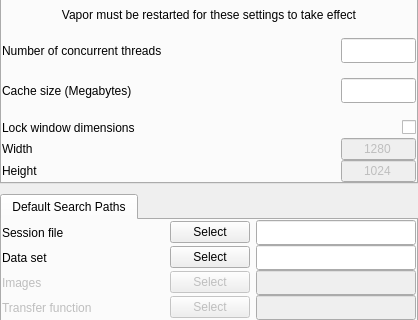
This is apps/vaporgui/SettingsGUI.ui in StasJ/vapor-formatted as Qt 5 draws it before an edit; both pictures show x 0 to 418 and y 266 to 586 of the 418 by 808 pixel window. The edited form follows.
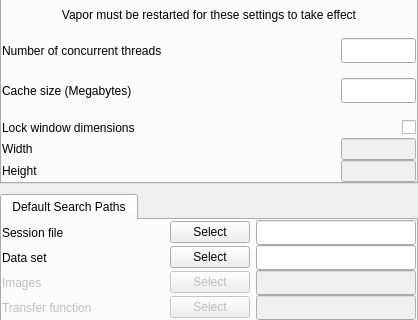
This is the edited form.

The edit to the form file:
```diff
--- a/apps/vaporgui/SettingsGUI.ui
+++ b/apps/vaporgui/SettingsGUI.ui
@@ -673,9 +673,6 @@
 &lt;/style&gt;&lt;/head&gt;&lt;body style=&quot; font-family:'MS Shell Dlg 2'; font-size:8.25pt; font-weight:400; font-style:normal;&quot;&gt;
 &lt;p style=&quot; margin-top:0px; margin-bottom:0px; margin-left:0px; margin-right:0px; -qt-block-indent:0; text-indent:0px;&quot;&gt;&lt;span style=&quot; font-size:8pt;&quot;&gt;This setting only takes place after the preferences are saved to disk and vaporgui is restarted.  When the checkbox is checked, the specified window width and height will be used the next time vaporgui is launched.&lt;/span&gt;&lt;/p&gt;&lt;/body&gt;&lt;/html&gt;</string>
              </property>
-             <property name="text">
-              <string>1280</string>
-             </property>
              <property name="alignment">
               <set>Qt::AlignCenter</set>
              </property>
@@ -736,9 +733,6 @@
 &lt;/style&gt;&lt;/head&gt;&lt;body style=&quot; font-family:'MS Shell Dlg 2'; font-size:8.25pt; font-weight:400; font-style:normal;&quot;&gt;
 &lt;p style=&quot; margin-top:0px; margin-bottom:0px; margin-left:0px; margin-right:0px; -qt-block-indent:0; text-indent:0px;&quot;&gt;&lt;span style=&quot; font-size:8pt;&quot;&gt;This setting only takes place after the preferences are saved to disk and vaporgui is restarted.  When the checkbox is checked, the specified window width and height will be used the next time vaporgui is launched.&lt;/span&gt;&lt;/p&gt;&lt;/body&gt;&lt;/html&gt;</string>
              </property>
-             <property name="text">
-              <string>1024</string>
-             </property>
              <property name="alignment">
               <set>Qt::AlignCenter</set>
              </property>
```
